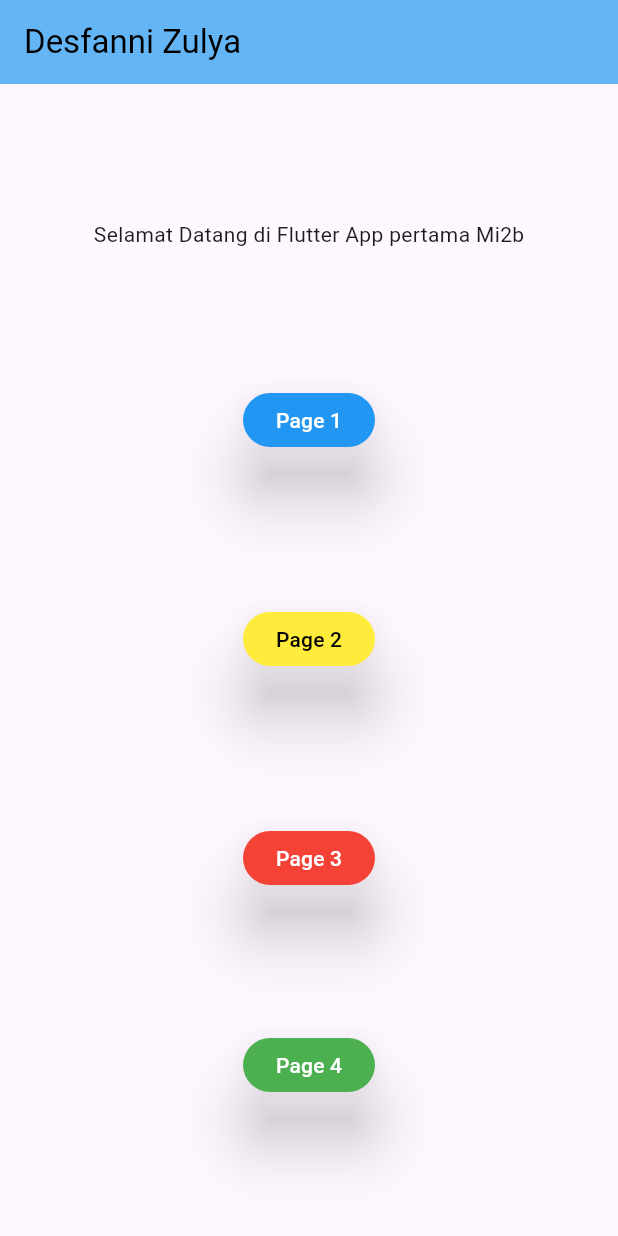
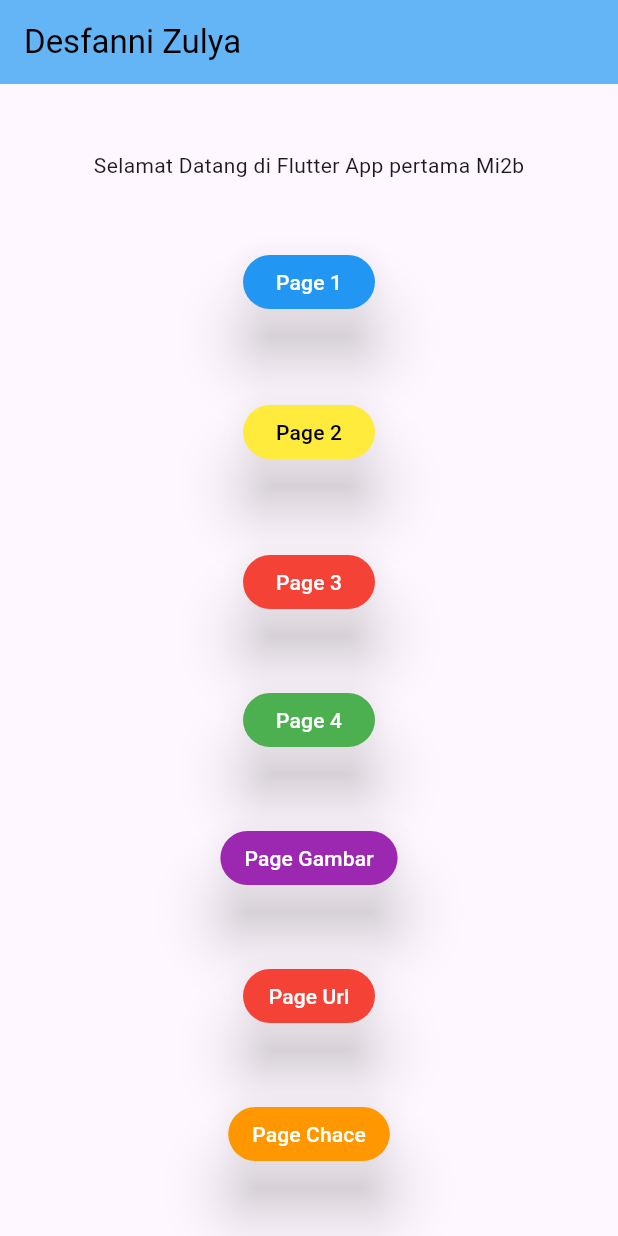
Before and after one commit to DesfanniZulya/Flutter, a Flutter app: the screen it shows after launch, on a phone screen of 412 x 824 dp. Run offline on Flutter 3.47's test engine with Material 3 defaults, Android fonts, the phone set to English and light mode, and no system bars; our stand-ins replace cached_network_image.

Commit message:
Initial commit

```diff
--- a/lib/main.dart
+++ b/lib/main.dart
@@ -1,10 +1,13 @@
 import 'package:flutter/material.dart';
+import 'package:tugas1/Screen/page_cache_image.dart';
 
 
 import 'package:tugas1/Screen/page_dua.dart';
 import 'package:tugas1/Screen/page_empat.dart';
+import 'package:tugas1/Screen/page_gambar.dart';
 import 'package:tugas1/Screen/page_satu.dart';
-import 'package:tugas1/Screen/page_tiga.dart';void main() {
+import 'package:tugas1/Screen/page_tiga.dart';
+import 'package:tugas1/Screen/page_url_image.dart';void main() {
   runApp(const MyApp());
 }
 
@@ -121,6 +124,52 @@ class PageOne extends StatelessWidget {
                 style: TextStyle(fontSize: 14, color: Colors.white ),
               ),
             ),
+
+            MaterialButton(onPressed: () {
+              // ini untuk pindah page ke Page 4
+              Navigator.push(context, MaterialPageRoute(builder: (context)
+              => PageGambar()
+              ));
+            },
+              elevation: 18.0,
+              shape: RoundedRectangleBorder(borderRadius: BorderRadius.circular(20)),
+
+              color: Colors.purple,
+              child: Text('Page Gambar',
+                style: TextStyle(fontSize: 14, color: Colors.white),
+              ),
+            ),
+
+            MaterialButton(onPressed: () {
+              // ini untuk pindah page ke Page 4
+              Navigator.push(context, MaterialPageRoute(builder: (context)
+              => PageUrlImage()
+              ));
+            },
+              elevation: 18.0,
+              shape: RoundedRectangleBorder(borderRadius: BorderRadius.circular(20)),
+
+              color: Colors.red,
+              child: Text('Page Url',
+                style: TextStyle(fontSize: 14, color: Colors.white),
+              ),
+            ),
+
+            MaterialButton(onPressed: () {
+              // ini untuk pindah page ke Page 4
+              Navigator.push(context, MaterialPageRoute(builder: (context)
+              => PageCacheImage()
+              ));
+            },
+              elevation: 18.0,
+              shape: RoundedRectangleBorder(borderRadius: BorderRadius.circular(20)),
+
+              color: Colors.orange,
+              child: Text('Page Chace',
+                style: TextStyle(fontSize: 14, color: Colors.white),
+              ),
+            ),
+
           ],
         ),
 
--- a/pubspec.yaml
+++ b/pubspec.yaml
@@ -34,6 +34,7 @@ dependencies:
   # The following adds the Cupertino Icons font to your application.
   # Use with the CupertinoIcons class for iOS style icons.
   cupertino_icons: ^1.0.8
+  cached_network_image: ^3.4.1
 
 dev_dependencies:
   flutter_test:
@@ -58,8 +59,9 @@ flutter:
   uses-material-design: true
 
   # To add assets to your application, add an assets section, like this:
-  # assets:
-  #   - images/a_dot_burr.jpeg
+  assets:
+   - gambar/sing.jpeg
+
   #   - images/a_dot_ham.jpeg
 
   # An image asset can refer to one or more resolution-specific "variants", see
```
Also changed, not shown: lib/Screen/page_cache_image.dart (added, +24 -0 lines), lib/Screen/page_gambar.dart (added, +18 -0 lines), lib/Screen/page_url_image.dart (added, +18 -0 lines), gambar/sing.jpeg (added), pubspec.lock, 1 other file.
